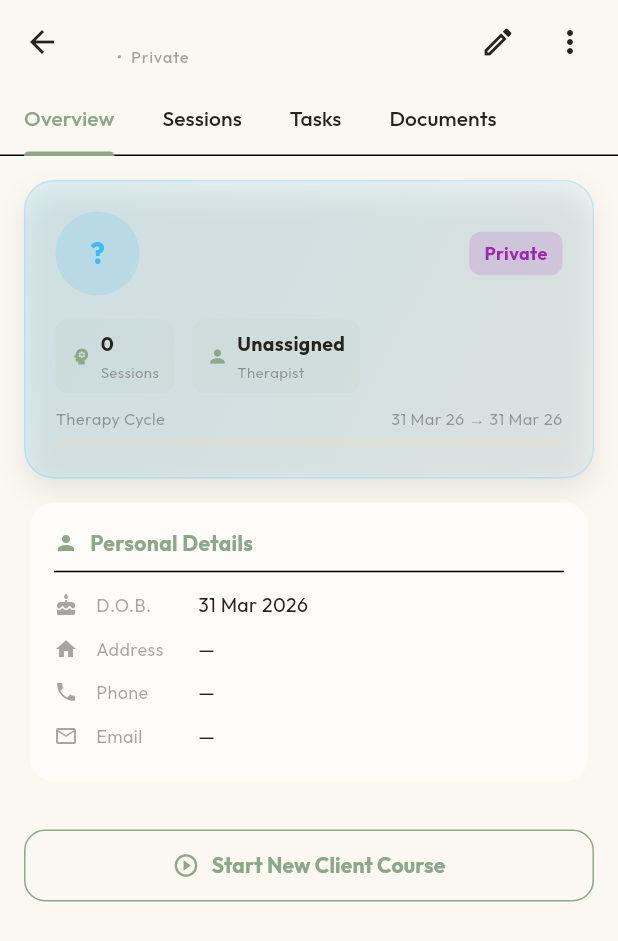
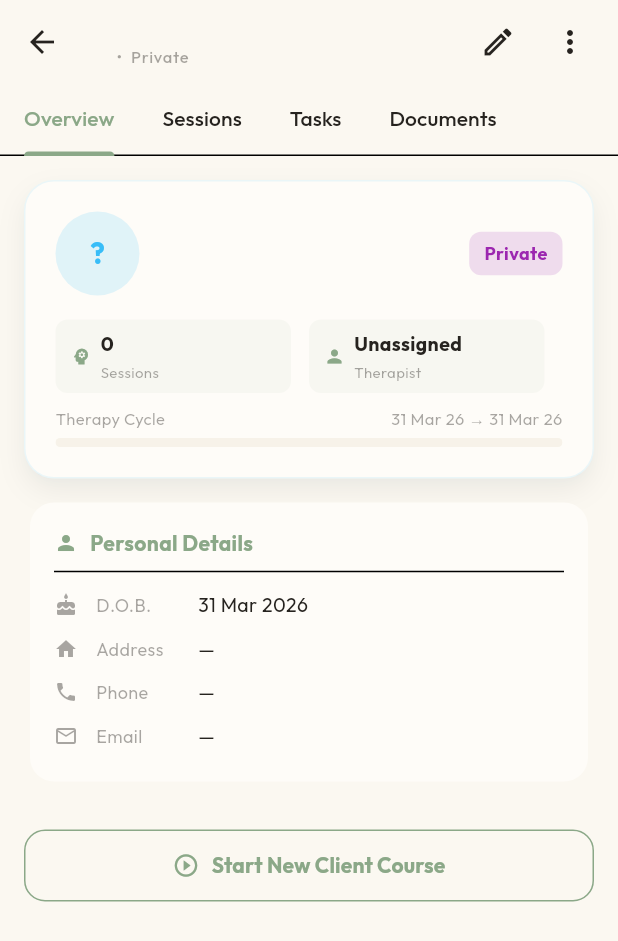
Before and after one commit to SteveNossiter/tressia, a Flutter app: the ClientProfileScreen screen opened directly with empty values, on a phone screen of 412 x 824 dp. Shown: the top 941 px of the screen. Run offline on Flutter 3.47's test engine with Material 3 defaults, Android fonts, the phone set to English and light mode, and no system bars; our stand-ins replace flutter_riverpod, flutter_secure_storage, google_fonts, image_picker, pdf, printing and 3 more; missing offline and left inert: encrypt; accounts and stored records are empty; statements that could not run were skipped.

Commit message:
UI Refinement: Enhanced client profile aesthetics, improved tile shadows, and balanced Kanban opacity

```diff
--- a/lib/screens/client_profile_screen.dart
+++ b/lib/screens/client_profile_screen.dart
@@ -252,25 +252,18 @@ class _ClientProfileScreenState extends ConsumerState<ClientProfileScreen>
     return Container(
       padding: const EdgeInsets.all(20),
       decoration: BoxDecoration(
-        gradient: LinearGradient(
-          colors: [
-            p.color.withValues(alpha: 0.12),
-            p.color.withValues(alpha: 0.04),
-          ],
-          begin: Alignment.topLeft,
-          end: Alignment.bottomRight,
-        ),
+        color: theme.cardTheme.color ?? theme.scaffoldBackgroundColor,
         borderRadius: BorderRadius.circular(20),
-        border: Border.all(color: p.color.withValues(alpha: 0.2)),
+        border: Border.all(color: p.color.withValues(alpha: 0.1)),
         boxShadow: [
           BoxShadow(
-            color: Colors.black.withValues(alpha: 0.08),
+            color: Colors.black.withValues(alpha: 0.06),
             blurRadius: 15,
             offset: const Offset(0, 8),
           ),
           BoxShadow(
-            color: p.color.withValues(alpha: 0.03),
-            blurRadius: 5,
+            color: p.color.withValues(alpha: 0.02),
+            blurRadius: 4,
             offset: const Offset(0, 2),
           ),
         ],
@@ -339,21 +332,27 @@ class _ClientProfileScreenState extends ConsumerState<ClientProfileScreen>
           // Stats row
           Row(
             children: [
-              _statChip(Icons.psychology, '$sessionCount', 'Sessions', theme),
+              Expanded(
+                child: _statChip(Icons.psychology, '$sessionCount', 'Sessions', theme),
+              ),
               const SizedBox(width: 12),
-              _statChip(
-                Icons.person,
-                therapist.split(' ').first,
-                'Therapist',
-                theme,
+              Expanded(
+                child: _statChip(
+                  Icons.person,
+                  therapist,
+                  'Therapist',
+                  theme,
+                ),
               ),
               const SizedBox(width: 12),
               if (nextSession != null)
-                _statChip(
-                  Icons.calendar_today,
-                  DateFormat('d MMM').format(nextSession.date),
-                  'Next',
-                  theme,
+                Expanded(
+                  child: _statChip(
+                    Icons.calendar_today,
+                    DateFormat('d MMM').format(nextSession.date),
+                    'Next Session',
+                    theme,
+                  ),
                 ),
             ],
           ),
--- a/lib/screens/dashboard_screen.dart
+++ b/lib/screens/dashboard_screen.dart
@@ -1408,7 +1408,7 @@ class _DashboardScreenState extends ConsumerState<DashboardScreen> {
                                 ),
                                 color: allDone
                                     ? theme.scaffoldBackgroundColor
-                                    : t.color,
+                                    : t.color.withValues(alpha: 0.65),
                                 boxShadow: [
                                   BoxShadow(
                                     color: Colors.black.withValues(alpha: 0.08),
@@ -1564,7 +1564,7 @@ class _DashboardScreenState extends ConsumerState<DashboardScreen> {
         decoration: BoxDecoration(
           color: isDone
               ? theme.cardTheme.color
-              : chosenColor,
+              : chosenColor.withValues(alpha: 0.65),
           borderRadius: BorderRadius.circular(12),
           border: Border.all(
             color: subtaskUrgency == 2
--- a/lib/screens/home_screen.dart
+++ b/lib/screens/home_screen.dart
@@ -30,7 +30,7 @@ class _HomeScreenState extends ConsumerState<HomeScreen> {
     (Icons.people_outlined, 'Clients'),
     (Icons.business_outlined, 'Providers'),
     if (isAdmin) (Icons.group_outlined, 'Users'),
-    (Icons.settings_outlined, 'Clinic'),
+    (Icons.home_work_outlined, 'Clinic'),
   ];
 
   List<Widget> _pages(bool isAdmin) => [
--- a/lib/screens/users_screen.dart
+++ b/lib/screens/users_screen.dart
@@ -56,6 +56,7 @@ class _UserCard extends ConsumerWidget {
     final projects = ref.watch(projectsProvider);
     final currentClients = projects
         .where((p) => p.assignedTherapistIds.contains(user.id))
+        .where((p) => !p.clientType.startsWith('Profile:'))
         .toList();
 
     return Container(
@@ -338,6 +339,7 @@ class _UserProfileScreenState extends ConsumerState<UserProfileScreen> {
     final projects = ref.watch(projectsProvider);
     final currentClients = projects
         .where((p) => p.assignedTherapistIds.contains(user.id))
+        .where((p) => !p.clientType.startsWith('Profile:'))
         .toList();
     final pastClients =
         <Project>[]; // Placeholder for when clients are archived
```
Also changed, not shown: lib/screens/clients_list_screen.dart (+13 -6 lines).
